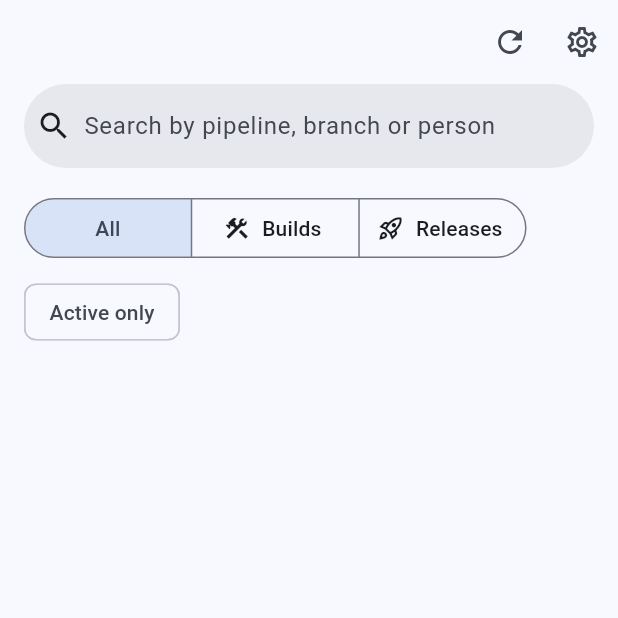
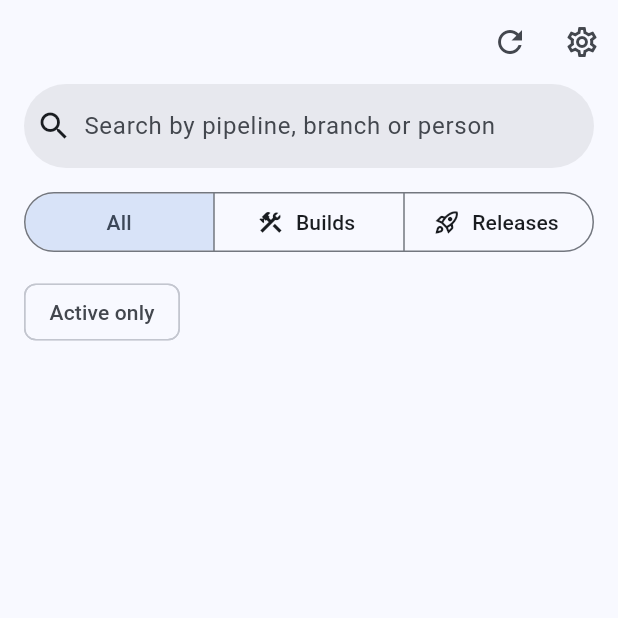
Before and after one commit to jan-claeys/Devops, a Flutter app: the PipelinesScreen screen opened directly, on a phone screen of 412 x 824 dp, the top half of it. Run offline on Flutter 3.47's test engine with Material 3 defaults, Android fonts, the phone set to English and light mode, and no system bars; drawn by our look-alikes of dynamic_color; our stand-ins replace flutter_markdown_plus, flutter_secure_storage, package_info_plus, sentry_flutter, shared_preferences; missing offline and left inert: home_widget, markdown, re_highlight, sentry_logging; accounts and stored records are empty; statements that could not run were skipped.

Commit message:
Refactor pipeline run filter UI to use SegmentedButton for better clarity and layout

```diff
--- a/lib/screens/pipelines_screen.dart
+++ b/lib/screens/pipelines_screen.dart
@@ -244,12 +244,8 @@ class _PipelinesScreenState extends State<PipelinesScreen> {
             ),
             SliverToBoxAdapter(
               child: Padding(
-                padding: const EdgeInsets.symmetric(horizontal: 16, vertical: 8),
-                child: Wrap(
-                  spacing: 8,
-                  runSpacing: 8,
-                  children: [
-                    SegmentedButton<RunKind?>(
+                padding: const EdgeInsets.symmetric(horizontal: 16, vertical: 4),
+                child: SegmentedButton<RunKind?>(
                   showSelectedIcon: false,
                   segments: [
                     ButtonSegment(value: null, label: Text(l10n.scopeAll)),
@@ -265,6 +261,13 @@ class _PipelinesScreenState extends State<PipelinesScreen> {
                   selected: {_kind},
                   onSelectionChanged: (s) => setState(() => _kind = s.first),
                 ),
+              ),
+            ),
+            SliverToBoxAdapter(
+              child: Padding(
+                padding: const EdgeInsets.symmetric(horizontal: 16, vertical: 8),
+                child: Row(
+                  children: [
                     FilterChip(
                       label: Text(l10n.activeOnly),
                       selected: _activeOnly,
--- a/pubspec.yaml
+++ b/pubspec.yaml
@@ -16,7 +16,7 @@ publish_to: 'none' # Remove this line if you wish to publish to pub.dev
 # https://developer.apple.com/library/archive/documentation/General/Reference/InfoPlistKeyReference/Articles/CoreFoundationKeys.html
 # In Windows, build-name is used as the major, minor, and patch parts
 # of the product and file versions while build-number is used as the build suffix.
-version: 1.1.0+5
+version: 1.1.1+6
 
 environment:
   sdk: ^3.13.5
```
Lines whose indentation alone changed are shown as unchanged.
